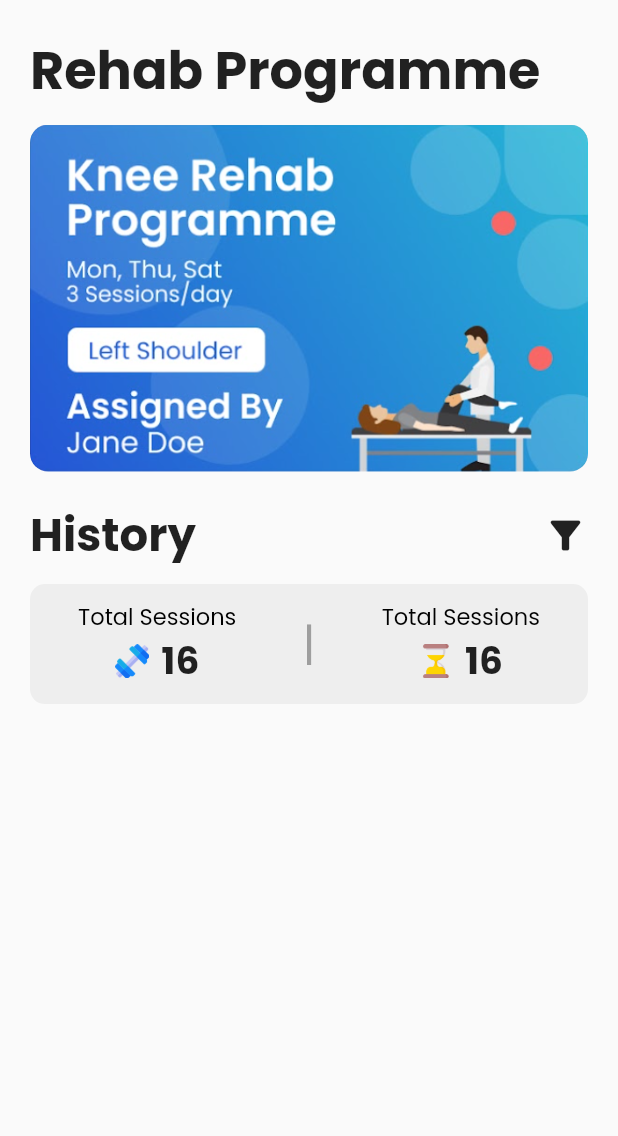
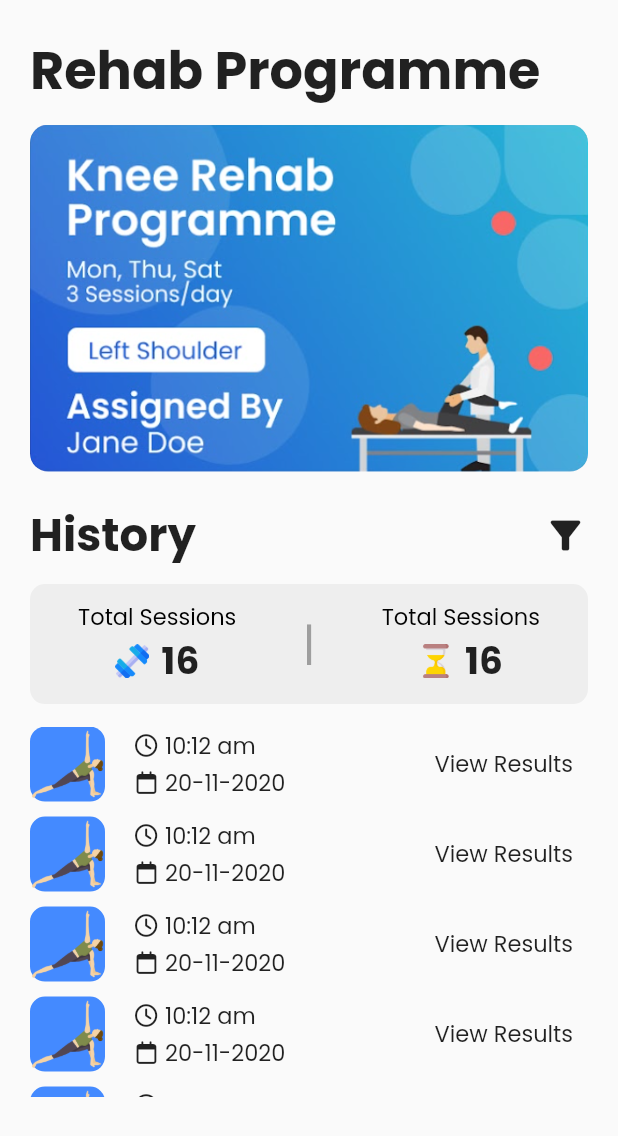
Before and after one commit to SP-XD/Yoga, a Flutter app: the RehabPage screen opened by its route, on a phone screen of 412 x 824 dp. Shown: the top 1136 px of the screen. Run offline on Flutter 3.47's test engine with Material 2 defaults, Android fonts, the phone set to English and light mode, and no system bars; our stand-ins replace device_preview, font_awesome_flutter, get, google_fonts, percent_indicator, persistent_bottom_nav_bar and 1 more.

Commit message:
feat: added session history cards

```diff
--- a/lib/pages/rehab_page.dart
+++ b/lib/pages/rehab_page.dart
@@ -1,4 +1,5 @@
 import 'package:flutter/material.dart';
+import 'package:font_awesome_flutter/font_awesome_flutter.dart';
 import 'package:get/get.dart';
 import 'package:rootllyai/controllers/user_controller.dart';
 
@@ -113,6 +114,86 @@ class _RehabPageState extends State<RehabPage> {
                 ),
               ],
             ),
+          ),
+          const SizedBox(
+            height: 15,
+          ),
+          SizedBox(
+            height: Get.height * 0.3,
+            child: ListView.separated(
+              itemCount: 7,
+              physics: const BouncingScrollPhysics(),
+              itemBuilder: (context, index) {
+                return historySessionCards();
+              },
+              separatorBuilder: (context, index) {
+                return const SizedBox(
+                  height: 10,
+                );
+              },
+            ),
+          )
+        ],
+      ),
+    );
+  }
+
+  Container historySessionCards() {
+    return Container(
+      child: Row(
+        mainAxisAlignment: MainAxisAlignment.spaceAround,
+        crossAxisAlignment: CrossAxisAlignment.center,
+        children: [
+          Container(
+              width: 50,
+              height: 50,
+              decoration: const BoxDecoration(
+                color: Colors.blueAccent,
+                borderRadius: BorderRadius.all(Radius.circular(10)),
+              ),
+              child: Image.asset('assets/session_imgs/yoga-pose1.png',
+                  scale: 3, fit: BoxFit.contain)),
+          const SizedBox(
+            width: 20,
+          ),
+          Column(
+              mainAxisAlignment: MainAxisAlignment.start,
+              crossAxisAlignment: CrossAxisAlignment.start,
+              children: [
+                Row(
+                  children: [
+                    Icon(
+                      FontAwesomeIcons.clock,
+                      size: 15,
+                    ),
+                    const SizedBox(width: 5),
+                    Text(
+                      '10:12 am',
+                      style: TextStyle(fontSize: 15),
+                    )
+                  ],
+                ),
+                const SizedBox(
+                  height: 2,
+                ),
+                Row(
+                  children: [
+                    Icon(
+                      FontAwesomeIcons.calendar,
+                      size: 15,
+                    ),
+                    const SizedBox(width: 5),
+                    Text(
+                      '20-11-2020',
+                      style: TextStyle(fontSize: 15),
+                    )
+                  ],
+                ),
+              ]),
+          const Spacer(),
+          Text('View Results', style: TextStyle(fontSize: 15)),
+          const SizedBox(
+            width: 10,
           )
         ],
       ),
```
